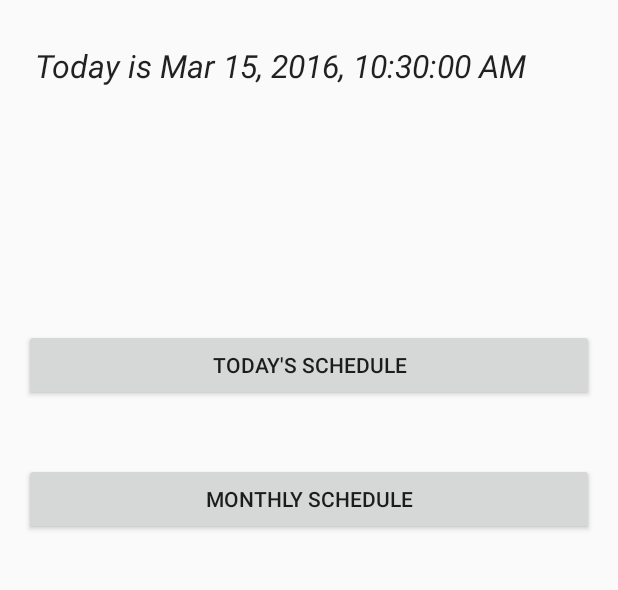
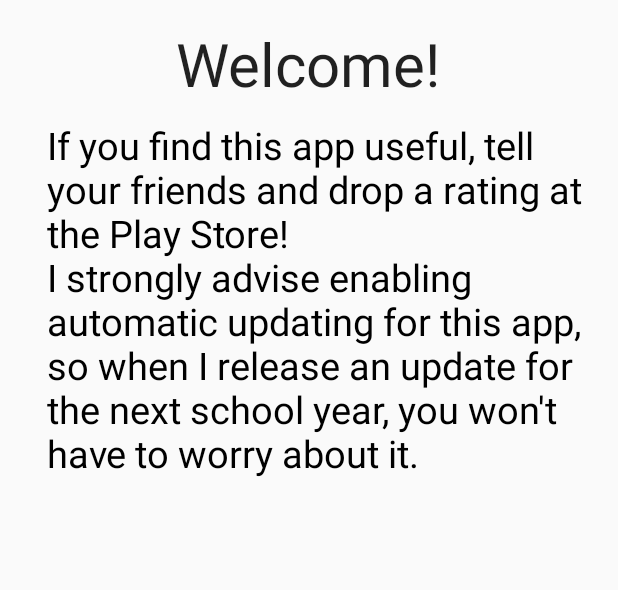
Before and after one commit to adamjenkins1/Rotational-Schedule-App, an Android app: the screen it shows after launch (MainActivity before the commit, popup after it), on a phone screen of 412 x 824 dp, the part 295-885 px from its top. Run offline under Robolectric (Android 15) with nearby library versions, the phone set to English and light mode, and no system bars.

```diff
--- a/app/build.gradle
+++ b/app/build.gradle
@@ -15,8 +15,8 @@ android {
         applicationId "com.adam.rotationalschedule"
         minSdkVersion 16
         targetSdkVersion 23
-        versionCode 1
-        versionName "1.0"
+        versionCode 3
+        versionName "1.2"
     }
     buildTypes {
         release {
@@ -35,4 +35,7 @@ dependencies {
     testCompile 'junit:junit:4.12'
     compile 'com.android.support:appcompat-v7:23.2.0'
     compile 'com.android.support:design:23.2.0'
+
+    //compile 'com.google.android.gms:play-services-gcm:8.4.0'
 }
+//apply plugin: 'com.google.gms.google-services'
--- a/app/src/main/AndroidManifest.xml
+++ b/app/src/main/AndroidManifest.xml
@@ -2,6 +2,10 @@
 <manifest xmlns:android="http://schemas.android.com/apk/res/android"
     package="com.adam.rotationalschedule">
 
+    <!-- [START gcm_permission] -->
+    <!-- <uses-permission android:name="com.google.android.c2dm.permission.RECEIVE" />
+    <uses-permission android:name="android.permission.WAKE_LOCK" /> -->
+    <!-- [END gcm_permission] -->
 
     <application
         android:allowBackup="true"
@@ -19,6 +23,7 @@
                 <category android:name="android.intent.category.LAUNCHER" />
             </intent-filter>
         </activity>
+
         <activity
             android:name=".scheduleDay"
             android:label="@string/title_activity_schedule_day"
@@ -26,7 +31,14 @@
         <activity
             android:name=".scheduleMonth"
             android:label="@string/title_activity_schedule_month"
-            android:theme="@style/AppTheme.NoActionBar"></activity>
+            android:theme="@style/AppTheme.NoActionBar" />
+        <activity
+            android:name=".popup"
+            android:label="@string/title_activity_popup"
+            android:theme="@style/AppTheme.NoActionBar">
+        </activity>
+
     </application>
 
+
 </manifest>
--- a/app/src/main/java/com/adam/rotationalschedule/MainActivity.java
+++ b/app/src/main/java/com/adam/rotationalschedule/MainActivity.java
@@ -1,6 +1,7 @@
 package com.adam.rotationalschedule;
 
 import android.content.Intent;
+import android.content.SharedPreferences;
 import android.os.Bundle;
 import android.support.v7.app.AppCompatActivity;
 
@@ -15,31 +16,29 @@ import android.widget.Button;
 import android.widget.TextView;
 
 public class MainActivity extends AppCompatActivity {
-
+    SharedPreferences prefs = null;
 
     @Override
     protected void onCreate(Bundle savedInstanceState) {
         super.onCreate(savedInstanceState);
+
         setContentView(R.layout.activity_main);
         Toolbar toolbar = (Toolbar) findViewById(R.id.toolbar);
         //setSupportActionBar(toolbar);
         toolbar.setTitle("2015-16");
-
-        /*
-        FloatingActionButton fab = (FloatingActionButton) findViewById(R.id.fab);
-        fab.setOnClickListener(new View.OnClickListener() {
-            @Override
-            public void onClick(View view) {
-                Snackbar.make(view, "Replace with your own action", Snackbar.LENGTH_LONG)
-                        .setAction("Action", null).show();
-            }
-        });
-        */
-
-
     }
     @Override
     protected void onStart() {
+        prefs = getSharedPreferences("com.adam.app", MODE_PRIVATE);
+        boolean isFirstRun = getSharedPreferences("PREFERENCE", MODE_PRIVATE).getBoolean("isFirstRun", true);
+        if (isFirstRun){
+            startActivity(new Intent(MainActivity.this, popup.class));
+
+            getSharedPreferences("PREFERENCE", MODE_PRIVATE)
+                    .edit()
+                    .putBoolean("isFirstRun", false)
+                    .apply();
+        }
         super.onStart();
         TextView date = (TextView) findViewById(R.id.date);
         String curDate = DateFormat.getDateTimeInstance().format(new Date());
@@ -63,15 +62,18 @@ public class MainActivity extends AppCompatActivity {
         });
     }
 
+    public void checkFirstRun() {
+        boolean isFirstRun = getSharedPreferences("PREFERENCE", MODE_PRIVATE).getBoolean("isFirstRun", true);
+        if (isFirstRun){
+            startActivity(new Intent(MainActivity.this, popup.class));
 
+            getSharedPreferences("PREFERENCE", MODE_PRIVATE)
+                    .edit()
+                    .putBoolean("isFirstRun", false)
+                    .apply();
+        }
+    }
 
-    /*
-    Calendar c = Calendar.getInstance();
-    System.out.println("Current time => " + c.getTime());
-
-    SimpleDateFormat df = new SimpleDateFormat("dd-MMM-yyyy");
-    String formattedDate = df.format(c.getTime());
-    */
     /*
     @Override
     public boolean onCreateOptionsMenu(Menu menu) {
--- /dev/null
+++ b/app/src/main/java/com/adam/rotationalschedule/popup.java
@@ -0,0 +1,26 @@
+package com.adam.rotationalschedule;
+
+import android.os.Bundle;
+import android.support.v7.app.AppCompatActivity;
+import android.support.v7.widget.Toolbar;
+import android.widget.TextView;
+
+public class popup extends AppCompatActivity {
+
+    @Override
+    protected void onCreate(Bundle savedInstanceState) {
+        super.onCreate(savedInstanceState);
+        setContentView(R.layout.activity_popup);
+        Toolbar toolbar = (Toolbar) findViewById(R.id.toolbar);
+        toolbar.setTitle("2015-16");
+        //setSupportActionBar(toolbar);
+
+        TextView message = (TextView) findViewById(R.id.message);
+        String welcome = "If you find this app useful, tell your friends and drop " +
+                "a rating at the Play Store! \nI strongly advise enabling automatic updating " +
+                "for this app, so when I release an update for the next school year, you won't have to worry about it.";
+        message.setText(welcome);
+
+    }
+
+}
--- a/app/src/main/java/com/adam/rotationalschedule/scheduleDay.java
+++ b/app/src/main/java/com/adam/rotationalschedule/scheduleDay.java
@@ -62,17 +62,14 @@ public class scheduleDay extends AppCompatActivity {
                 period++;
             }
         }
-        //String sampleTime = "3:00:00 PM";
-        //String sampleTime2 = "12:00:00 PM";
+        int iHour = 0;
         String fullDate = DateFormat.getDateInstance().format(new Date());
-        //fullDate = "Mar 10, 2016" || "Mar 1, 2016"
-
         String fullTime = DateFormat.getTimeInstance().format(new Date());
-        //errorMessage.setText(fullTime);
-        //return;
-
-        //fullTime = "12:00:00 PM";
-        int iHour = Integer.parseInt(fullTime.substring(0, Math.min(fullTime.length(), 1)));
+        String sHour = fullTime.substring(1, Math.min(fullDate.length(), 2));
+        if(sHour.equals(":"))
+            iHour = Integer.parseInt(fullTime.substring(0, Math.min(fullTime.length(), 1)));
+        else
+            iHour = Integer.parseInt(fullTime.substring(0, Math.min(fullTime.length(), 2)));
         String curMonth = fullDate.substring(0, Math.min(fullDate.length(), 3));
         int day = 0;
         String AMPM = "";
@@ -123,6 +120,8 @@ public class scheduleDay extends AppCompatActivity {
         }
         else {
             errorMessage.setText("No school today.\n Enjoy your day off!");
+            //errorMessage.setText(Integer.toString(iHour));
+            //errorMessage.setText(sHour);
             schedule.setImageResource(R.drawable.freedom);
             return;
         }
--- /dev/null
+++ b/app/src/main/res/layout/activity_popup.xml
@@ -0,0 +1,26 @@
+<?xml version="1.0" encoding="utf-8"?>
+<android.support.design.widget.CoordinatorLayout xmlns:android="http://schemas.android.com/apk/res/android"
+    xmlns:app="http://schemas.android.com/apk/res-auto"
+    xmlns:tools="http://schemas.android.com/tools"
+    android:layout_width="match_parent"
+    android:layout_height="match_parent"
+    android:fitsSystemWindows="true"
+    tools:context="com.adam.rotationalschedule.popup">
+
+    <android.support.design.widget.AppBarLayout
+        android:layout_width="match_parent"
+        android:layout_height="wrap_content"
+        android:theme="@style/AppTheme.AppBarOverlay">
+
+        <android.support.v7.widget.Toolbar
+            android:id="@+id/toolbar"
+            android:layout_width="match_parent"
+            android:layout_height="?attr/actionBarSize"
+            android:background="#DAA520"
+            app:popupTheme="@style/AppTheme.PopupOverlay" />
+
+    </android.support.design.widget.AppBarLayout>
+
+    <include layout="@layout/content_popup" />
+
+</android.support.design.widget.CoordinatorLayout>
--- /dev/null
+++ b/app/src/main/res/layout/content_popup.xml
@@ -0,0 +1,69 @@
+<?xml version="1.0" encoding="utf-8"?>
+<RelativeLayout xmlns:android="http://schemas.android.com/apk/res/android"
+    xmlns:app="http://schemas.android.com/apk/res-auto"
+    xmlns:tools="http://schemas.android.com/tools"
+    android:layout_width="match_parent"
+    android:layout_height="match_parent"
+    android:paddingBottom="@dimen/activity_vertical_margin"
+    android:paddingLeft="@dimen/activity_horizontal_margin"
+    android:paddingRight="@dimen/activity_horizontal_margin"
+    android:paddingTop="@dimen/activity_vertical_margin"
+    app:layout_behavior="@string/appbar_scrolling_view_behavior"
+    tools:context="com.adam.rotationalschedule.popup"
+    tools:showIn="@layout/activity_popup">
+
+    <TextView
+        android:layout_width="wrap_content"
+        android:layout_height="wrap_content"
+        android:textAppearance="?android:attr/textAppearanceLarge"
+        android:text="Welcome!"
+        android:textSize="40dp"
+        android:id="@+id/welcome"
+        android:layout_alignParentTop="true"
+        android:layout_centerHorizontal="true"
+        android:paddingTop="140dp" />
+
+    <TextView
+        android:layout_width="wrap_content"
+        android:layout_height="wrap_content"
+        android:text=""
+        android:textSize="25dp"
+        android:id="@+id/message"
+        android:textColor="#000000"
+        android:paddingLeft="15dp"
+        android:layout_below="@+id/welcome"
+        android:layout_alignParentLeft="true"
+        android:layout_alignParentStart="true"
+        android:paddingTop="10dp" />
+
+    <ImageView
+        android:layout_width="wrap_content"
+        android:layout_height="wrap_content"
+        android:id="@+id/imageView"
+        android:src="@drawable/tn_logo"
+        android:layout_alignParentLeft="true"
+        android:layout_alignParentStart="true"
+        android:maxWidth="150dp"
+        android:maxHeight="150dp"
+        android:adjustViewBounds="true"
+        android:scaleType="fitCenter"
+        />
+
+    <TextView
+        android:layout_width="wrap_content"
+        android:layout_height="wrap_content"
+        android:text="Rotational Schedule"
+        android:id="@+id/logoText"
+        android:layout_alignParentTop="true"
+        android:layout_alignParentRight="true"
+        android:layout_alignParentEnd="true"
+        android:layout_toRightOf="@+id/imageView"
+        android:layout_toEndOf="@+id/imageView"
+        android:layout_alignBottom="@+id/imageView"
+        android:textColor="#000000"
+        android:textSize="39dp"
+        android:textStyle="normal"
+        android:paddingTop="20dp"
+        android:paddingRight="-50dp" />
+
+</RelativeLayout>
--- a/app/src/main/res/values/strings.xml
+++ b/app/src/main/res/values/strings.xml
@@ -3,4 +3,5 @@
     <string name="action_settings">Settings</string>
     <string name="title_activity_schedule_day">scheduleDay</string>
     <string name="title_activity_schedule_month">scheduleMonth</string>
+    <string name="title_activity_popup">popup</string>
 </resources>
--- a/build.gradle
+++ b/build.gradle
@@ -6,6 +6,7 @@ buildscript {
     }
     dependencies {
         classpath 'com.android.tools.build:gradle:1.5.0'
+        classpath 'com.google.gms:google-services:2.0.0-alpha6'
 
         // NOTE: Do not place your application dependencies here; they belong
         // in the individual module build.gradle files
```
Also changed, not shown: gradle/wrapper/gradle-wrapper.properties.
